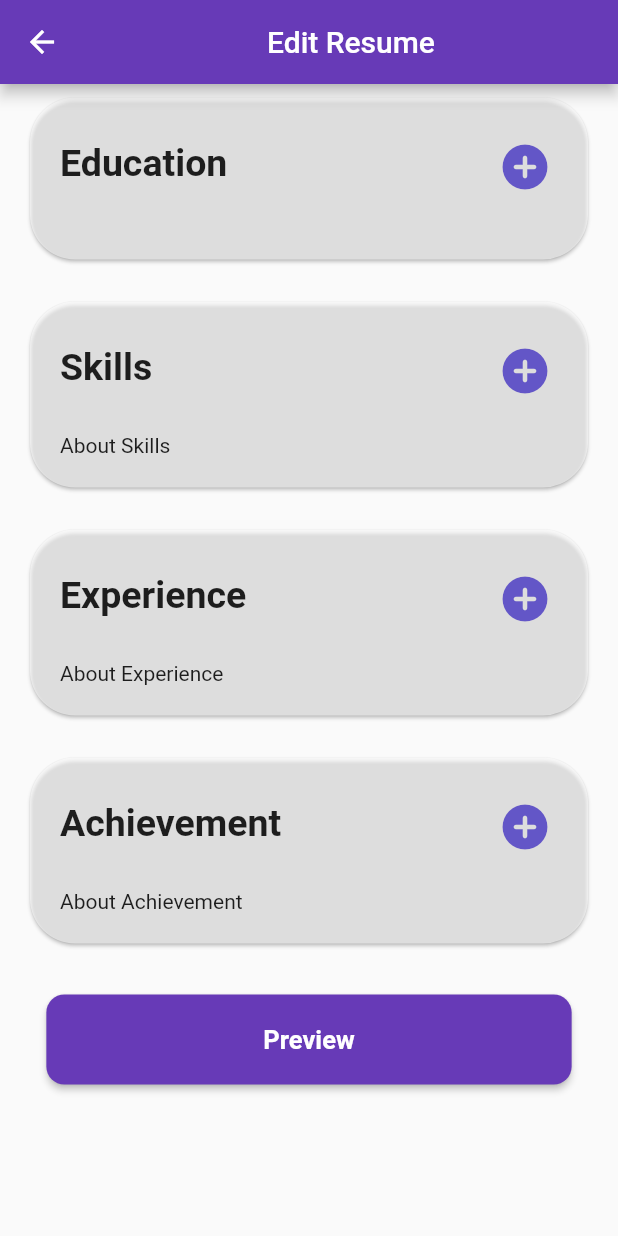
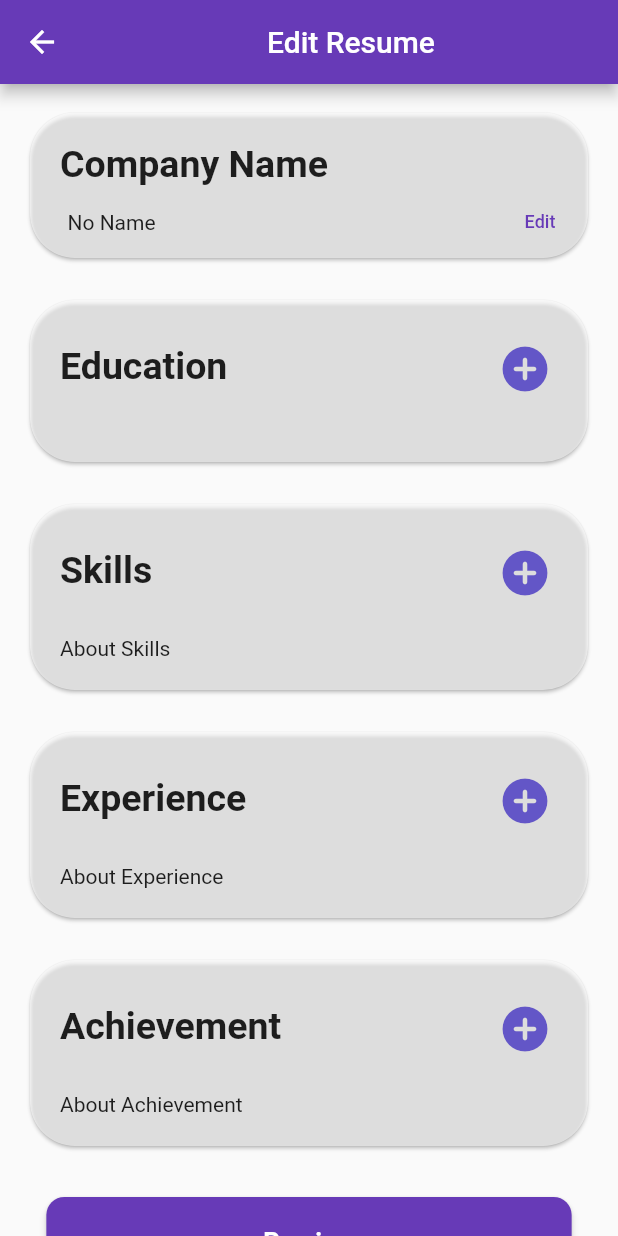
Before and after one commit to alvi-khan/Resume-Maker, a Flutter app: the screen it shows once a user with an empty profile is signed in, after a tap on the "add circle" icon, on a phone screen of 412 x 824 dp. Run offline on Flutter 3.47's test engine with Material 2 defaults, Android fonts, the phone set to English and light mode, and no system bars; our stand-ins replace cloud_firestore, firebase_auth, firebase_core, flutter_local_notifications, google_sign_in; missing offline and left inert: flutter_html_to_pdf; accounts and stored records are empty.

Commit message:
Delete Resume #3 and Display Company Name in Resume List #5

```diff
--- a/lib/components/edit_profile.dart
+++ b/lib/components/edit_profile.dart
@@ -12,6 +12,7 @@ class EditProfile extends StatefulWidget {
 class _EditProfileState extends State<EditProfile> {
   TextEditingController _nameController = TextEditingController();
   TextEditingController _mobileNumberController = TextEditingController();
+  TextEditingController _addressController = TextEditingController();
   TextEditingController _linkedinUrlController = TextEditingController();
   TextEditingController _experienceController = TextEditingController();
   TextEditingController _professionController = TextEditingController();
@@ -21,6 +22,7 @@ class _EditProfileState extends State<EditProfile> {
     if (doc == null) throw Exception("User Not Found!");
     _nameController.text = doc['name'];
     _mobileNumberController.text = doc['mobile'];
+    _addressController.text = doc['address'];
     _linkedinUrlController.text = doc['linkedinurl'];
     _experienceController.text = doc['experience'];
     _professionController.text = doc['profession'];
@@ -81,7 +83,7 @@ class _EditProfileState extends State<EditProfile> {
                     height: 26.0,
                   ),
                   TextField(
-                    controller: _linkedinUrlController,
+                    controller: _addressController,
                     decoration: const InputDecoration(
                       border: OutlineInputBorder(),
                       hintText: "Address",
@@ -129,6 +131,7 @@ class _EditProfileState extends State<EditProfile> {
                 Map<String, String> data = {
                   'name': _nameController.text,
                   'mobile': _mobileNumberController.text,
+                  'address': _addressController.text,
                   'linkedinurl': _linkedinUrlController.text,
                   'experience': _experienceController.text,
                   'profession': _professionController.text,
--- a/lib/components/edit_resume.dart
+++ b/lib/components/edit_resume.dart
@@ -1,7 +1,9 @@
 import 'package:cloud_firestore/cloud_firestore.dart';
 import 'package:flutter/material.dart';
+import 'package:the_pixel_pioneers/components/company_name.dart';
 import 'package:the_pixel_pioneers/components/education.dart';
 import 'package:the_pixel_pioneers/components/preview.dart';
+import 'package:the_pixel_pioneers/components/profile.dart';
 
 import '../services/database.dart';
 
@@ -16,14 +18,19 @@ class EditResume extends StatefulWidget {
 class _EditResumeState extends State<EditResume> {
 
   List<QueryDocumentSnapshot<Map<String, dynamic>>> educationData = <QueryDocumentSnapshot<Map<String, dynamic>>>[];
+  String companyNameData = "No Name";
 
   void getData() async {
     var results = await Database.getEducation(resumeID: widget.docID);
-    setState(() => this.educationData = results);
+    var results1 = await Database.getCompanyName(resumeID: widget.docID);
+    setState(() {
+      educationData = results;
+      companyNameData = results1;
+    });
   }
+
   @override
   void initState() {
-    print("HERE" + widget.docID!);
     getData();
     super.initState();
   }
@@ -33,13 +40,63 @@ class _EditResumeState extends State<EditResume> {
   Widget build(BuildContext context) {
     return Scaffold(
       appBar: AppBar(
-        title: Center(child: const Text('Edit Resume')),
+        title: const Center(child: Text('Edit Resume')),
+        leading: BackButton(
+          onPressed: () async {
+            Navigator.of(context).push(
+              MaterialPageRoute(builder: (context) => Profile()),
+            );
+          }
+        ),
       ),
       body: Padding(
         padding: const EdgeInsets.only(left: 16.0, right: 16.0, top: 5.0),
         child: SingleChildScrollView(
           child: Column(
             children: [
+              SizedBox(height: 10.0),
+              Card(
+                shape: RoundedRectangleBorder(
+                  borderRadius: BorderRadius.circular(30),
+                  //set border radius more than 50% of height and width to make circle
+                ),
+                color: Colors.white54,
+                child: Column(
+                  crossAxisAlignment: CrossAxisAlignment.start,
+                  children: [
+                    const Padding(
+                      padding: const EdgeInsets.only(left: 20, top: 20),
+                      child: Text(
+                        'Company Name',
+                        style: TextStyle(
+                            fontSize: 25, fontWeight: FontWeight.bold),
+                      ),
+                    ),
+                    Row(
+                      children: [
+                        Padding(
+                          padding: const EdgeInsets.only(left: 25.0),
+                          child: SizedBox(
+                              width: 250,
+                              child: Text(companyNameData)
+                          ),
+                        ),
+                        Spacer(),
+                        TextButton(
+                          child: const Text(
+                            "Edit",
+                            style: TextStyle(fontSize: 12),
+                          ),
+                          onPressed: () => Navigator.of(context).push(
+                            MaterialPageRoute(builder: (context) => Company_name(docID: widget.docID)),
+                          ).then((value) => getData()),
+                        )
+                      ],
+                    ),
+                  ],
+                ),
+              ),
+              SizedBox(height: 20.0),
               Card(
                 shape: RoundedRectangleBorder(
                   borderRadius: BorderRadius.circular(30),
@@ -51,7 +108,7 @@ class _EditResumeState extends State<EditResume> {
                   children: [
                     Row(
                       children: [
-                        Padding(
+                        const Padding(
                           padding: const EdgeInsets.only(left: 20),
                           child: Text(
                             'Education',
@@ -59,14 +116,14 @@ class _EditResumeState extends State<EditResume> {
                                 fontSize: 25, fontWeight: FontWeight.bold),
                           ),
                         ),
-                        Spacer(),
+                        const Spacer(),
                         Padding(
                           padding: const EdgeInsets.all(20.0),
                           child: IconButton(
                               onPressed: () => Navigator.of(context).push(
                                 MaterialPageRoute(builder: (context) => Education(resumeID: widget.docID)),
                               ).then((value) => getData()),
-                              icon: Icon(Icons.add_circle_rounded, color: Color(0xFF6356C7),
+                              icon: const Icon(Icons.add_circle_rounded, color: Color(0xFF6356C7),
                                 size: 36,
                               )
                           )
@@ -83,9 +140,9 @@ class _EditResumeState extends State<EditResume> {
                                   width: 250,
                                   child: Text(result.data()['Degree'])
                               ),
-                              Spacer(),
+                              const Spacer(),
                               TextButton(
-                                child: Text(
+                                child: const Text(
                                   "Edit",
                                   style: TextStyle(fontSize: 12),
                                 ),
@@ -115,7 +172,7 @@ class _EditResumeState extends State<EditResume> {
                   children: [
                     Row(
                       children: [
-                        Padding(
+                        const Padding(
                           padding: const EdgeInsets.only(left: 20),
                           child: Text(
                             'Skills',
@@ -123,12 +180,12 @@ class _EditResumeState extends State<EditResume> {
                                 fontSize: 25, fontWeight: FontWeight.bold),
                           ),
                         ),
-                        Spacer(),
+                        const Spacer(),
                         Padding(
                           padding: const EdgeInsets.all(20.0),
                           child: IconButton(
                               onPressed: () => {},
-                              icon: Icon(Icons.add_circle_rounded, color: Color(0xFF6356C7),
+                              icon: const Icon(Icons.add_circle_rounded, color: Color(0xFF6356C7),
                                 size: 36,
                               )
                           )
@@ -138,7 +195,7 @@ class _EditResumeState extends State<EditResume> {
                     Padding(
                       padding: const EdgeInsets.only(left: 20.0, bottom: 20.0),
                       child: Column(
-                        children: [
+                        children: const [
                           Text("About Skills"),
                         ],
                       ),
@@ -160,7 +217,7 @@ class _EditResumeState extends State<EditResume> {
                   children: [
                     Row(
                       children: [
-                        Padding(
+                        const Padding(
                           padding: const EdgeInsets.only(left: 20),
                           child: Text(
                             'Experience',
@@ -168,12 +225,12 @@ class _EditResumeState extends State<EditResume> {
                                 fontSize: 25, fontWeight: FontWeight.bold),
                           ),
                         ),
-                        Spacer(),
+                        const Spacer(),
                         Padding(
                           padding: const EdgeInsets.all(20.0),
                           child: IconButton(
                               onPressed: () => {},
-                              icon: Icon(Icons.add_circle_rounded, color: Color(0xFF6356C7),
+                              icon: const Icon(Icons.add_circle_rounded, color: Color(0xFF6356C7),
                                 size: 36,
                               )
                           )
@@ -183,7 +240,7 @@ class _EditResumeState extends State<EditResume> {
                     Padding(
                       padding: const EdgeInsets.only(left: 20.0, bottom: 20.0),
                       child: Column(
-                        children: [
+                        children: const [
                           Text("About Experience"),
                         ],
                       ),
@@ -205,7 +262,7 @@ class _EditResumeState extends State<EditResume> {
                   children: [
                     Row(
                       children: [
-                        Padding(
+                        const Padding(
                           padding: const EdgeInsets.only(left: 20),
                           child: Text(
                             'Achievement',
@@ -218,7 +275,7 @@ class _EditResumeState extends State<EditResume> {
                           padding: const EdgeInsets.all(20.0),
                           child: IconButton(
                               onPressed: () => {},
-                              icon: Icon(Icons.add_circle_rounded, color: Color(0xFF6356C7),
+                              icon: const Icon(Icons.add_circle_rounded, color: Color(0xFF6356C7),
                                 size: 36,
                               )
                           )
@@ -228,7 +285,7 @@ class _EditResumeState extends State<EditResume> {
                     Padding(
                       padding: const EdgeInsets.only(left: 20.0, bottom: 20.0),
                       child: Column(
-                        children: [
+                        children: const [
                           Text("About Achievement"),
                         ],
                       ),
@@ -249,7 +306,7 @@ class _EditResumeState extends State<EditResume> {
                   onPressed: () => Navigator.of(context).push(
                     MaterialPageRoute(builder: (context) => Preview()),
                   ),
-                  child: Text(
+                  child: const Text(
                     'Preview',
                     style: TextStyle(
                         color: Colors.white,
@@ -269,33 +326,3 @@ class _EditResumeState extends State<EditResume> {
     );
   }
 }
-
-
-
-
-
-
-
-// const SizedBox(
-// height: 50.0,
-// ),
-// Container(
-// width: 150.0,
-// child: RawMaterialButton(
-//
-// fillColor: const Color(0xFF0069FE),
-// elevation: 0.0,
-// padding: const EdgeInsets.symmetric(vertical: 20.0),
-// shape: RoundedRectangleBorder(
-// borderRadius: BorderRadius.circular(12.0)
-// ),
-// onPressed: () {
-//
-// },
-// child: const Text("Add Section",
-// style: TextStyle(
-// color: Colors.white,
-// fontSize: 18.0,
-// )),
-// ),
-// )
--- a/lib/components/profile.dart
+++ b/lib/components/profile.dart
@@ -33,8 +33,9 @@ class _ProfileState extends State<Profile> {
   Widget build(BuildContext context) {
     return Scaffold(
         appBar: AppBar(
-            title: Text("Resume Maker"),
-          actions: [IconButton(onPressed: () => Authentication.auth.signOut(), icon: Icon(Icons.logout_rounded))],
+            title: const Text("Resume Maker"),
+            automaticallyImplyLeading: false,
+            actions: [IconButton(onPressed: () => Authentication.auth.signOut(), icon: Icon(Icons.logout_rounded))],
         ),
         body:Column(
           children: [
@@ -56,7 +57,7 @@ class Resumes extends StatelessWidget {
   Widget build(BuildContext context) {
     return Expanded(
       child: Container(
-        decoration: BoxDecoration(
+        decoration: const BoxDecoration(
           borderRadius: BorderRadius.vertical(top: Radius.circular(26), bottom: Radius.zero),
           color: Color(0xFFD9D9D9),
         ),
@@ -67,8 +68,8 @@ class Resumes extends StatelessWidget {
               children: [
                 Row(
                   children: [
-                    Text("My Resumes", style: TextStyle(fontSize: 24)),
-                    Spacer(),
+                    const Text("My Resumes", style: TextStyle(fontSize: 24)),
+                    const Spacer(),
                     IconButton(
                         onPressed: () async {
                           String id = await Database.createResume();
@@ -76,27 +77,27 @@ class Resumes extends StatelessWidget {
                             MaterialPageRoute(builder: (context) => EditResume(docID: id)),
                           ).then((value) => onChange());
                         },
-                        icon: Icon(Icons.add_circle_rounded, color: Color(0xFF6356C7),
+                        icon: const Icon(Icons.add_circle_rounded, color: Color(0xFF6356C7),
                           size: 36,
                         )
                     )
                   ],
                 ),
-                SizedBox(height: 16),
+                const SizedBox(height: 16),
                 ...resumes.map((e) => Container(
-                  margin: EdgeInsets.symmetric(vertical: 10),
+                  margin: const EdgeInsets.symmetric(vertical: 10),
                   decoration: BoxDecoration(
                     borderRadius: BorderRadius.circular(8),
                     color: Colors.white,
                   ),
-                  padding: EdgeInsets.all(16),
+                  padding: const EdgeInsets.all(16),
                   child: Row(
                     children: [
                       Text(
-                        "Optimizely",
-                          style: TextStyle(fontSize: 16)
+                          e.data()['company_name'],
+                          style: const TextStyle(fontSize: 16),
                       ),
-                      Spacer(),
+                      const Spacer(),
                       IconButton(
                           onPressed: () async => await showModalBottomSheet(
                           context: context,
@@ -105,7 +106,7 @@ class Resumes extends StatelessWidget {
                           ),
                           builder: (BuildContext context) => Modal(resumeID: e.id)
                       ),
-                          icon: Icon(Icons.menu))
+                          icon: const Icon(Icons.menu))
                     ],
                   ),
                 )).toList(),
@@ -140,9 +141,9 @@ class Modal extends StatelessWidget {
                 onPressed: () => Navigator.of(context).push(
                   MaterialPageRoute(builder: (context) => Preview()),
                 ),
-                child: Text("Preview Resume"),
+                child: const Text("Preview Resume"),
                 style: TextButton.styleFrom(
-                  backgroundColor: Color(0xFF27AE60),
+                  backgroundColor: const Color(0xFF27AE60),
                   foregroundColor: Colors.white,
                   shape: RoundedRectangleBorder(
                     borderRadius: BorderRadius.circular(16),
@@ -150,7 +151,7 @@ class Modal extends StatelessWidget {
                 ),
             ),
           ),
-          SizedBox(height: 20),
+          const SizedBox(height: 20),
           SizedBox(
             width: 300,
             height: 50,
@@ -158,9 +159,9 @@ class Modal extends StatelessWidget {
                 onPressed: () => Navigator.of(context).push(
                   MaterialPageRoute(builder: (context) => EditResume(docID: resumeID)),
                 ),
-                child: Text("Edit Resume"),
+                child: const Text("Edit Resume"),
               style: TextButton.styleFrom(
-                  backgroundColor: Color(0xFF2F80ED),
+                  backgroundColor: const Color(0xFF2F80ED),
                   foregroundColor: Colors.white,
                   shape: RoundedRectangleBorder(
                     borderRadius: BorderRadius.circular(16),
@@ -168,15 +169,20 @@ class Modal extends StatelessWidget {
               ),
             ),
           ),
-          SizedBox(height: 20),
+          const SizedBox(height: 20),
           SizedBox(
             width: 300,
             height: 50,
             child: TextButton(
-                onPressed: () => {},
-                child: Text("Delete Resume"),
-              style: TextButton.styleFrom(
-                  backgroundColor: Color(0xFFEB5757),
+                onPressed: () async {
+                  Database.deleteResume(resumeID);
+                  Navigator.of(context).push(
+                    MaterialPageRoute(builder: (context) => Profile()),
+                  );
+                },
+                child: const Text("Delete Resume"),
+                style: TextButton.styleFrom(
+                  backgroundColor: const Color(0xFFEB5757),
                   foregroundColor: Colors.white,
                   shape: RoundedRectangleBorder(
                     borderRadius: BorderRadius.circular(16),
@@ -227,21 +233,21 @@ class _ProfileSectionState extends State<ProfileSection> {
       child: Row(
         mainAxisSize: MainAxisSize.max,
         children: [
-          Image(image: AssetImage("assets/images/placeholder.png"), width: 150),
-          Spacer(),
+          const Image(image: AssetImage("assets/images/placeholder.png"), width: 150),
+          const Spacer(),
           Column(
             mainAxisSize: MainAxisSize.min,
             children: [
               Padding(
                 padding: const EdgeInsets.all(8.0),
-                child: Text(name, style: TextStyle(fontWeight: FontWeight.w700, fontSize: 24)),
+                child: Text(name, style: const TextStyle(fontWeight: FontWeight.w700, fontSize: 24)),
               ),
-              Text(profession, style: TextStyle(fontSize: 12), textAlign: TextAlign.right),
+              Text(profession, style: const TextStyle(fontSize: 12), textAlign: TextAlign.right),
               TextButton(
                   onPressed: () => Navigator.of(context).push(
                       MaterialPageRoute(builder: (context) => EditProfile()),
                   ).then((value) => getData()),
-                  child: Text("Edit Profile"),
+                  child: const Text("Edit Profile"),
                   style: TextButton.styleFrom(
                     backgroundColor: Colors.deepPurple.shade400,
                     foregroundColor: Colors.white,
--- a/lib/services/database.dart
+++ b/lib/services/database.dart
@@ -23,9 +23,25 @@ class Database {
     return result;
   }
 
+  // static Future<DocumentSnapshot<Map<String, dynamic>>> getCompanyNameDoc({required String resumeID}) async {
+  //   var result = await db.collection("resumes").doc(resumeID).get();
+  //   return result;
+  // }
+
+  static Future<String> getCompanyNameDoc({required String resumeID}) async {
+    var result = await db.collection("resumes").doc(resumeID).get();
+    String companyName = result.data()!["company_name"];
+
+    if(companyName == "No Name"){
+      return "";
+    }
+    else{
+      return companyName;
+    }
+  }
+
   static Future<List<QueryDocumentSnapshot<Map<String, dynamic>>>>
       getEducation({String? resumeID}) async {
-    print(resumeID);
     if (resumeID != null) {
       var resume = await db.collection("resumes").doc(resumeID).get();
       List<String> docs = List<String>.from(resume.data()!["education"] as List);
@@ -38,6 +54,31 @@ class Database {
         .where("uid", isEqualTo: user!.uid)
         .get();
     return results.docs;
+  }
+
+  static Future<String> getCompanyName({String? resumeID}) async {
+    if (resumeID != null) {
+      var resume = await db.collection("resumes").doc(resumeID).get();
+      String docs = resume.data()!["company_name"];
+
+      if(docs == "No Name"){
+        return "No Name";
+      }
+      else{
+        return docs;
+      }
+
+      // var doc = await db.collection("resumes").doc(resumeID).get();
+      // if(doc.exists){
+      //   Map<String, dynamic>? map = doc.data();
+      //   if(map!.containsKey('company_name')){// Replace field by the field you want to check.
+      //     print("ASE");
+      //   }
+      // }
+    }
+    else{
+      return "NULL";
+    }
   }
 
   static Future<List<QueryDocumentSnapshot<Map<String, dynamic>>>>
@@ -85,6 +126,13 @@ class Database {
     return true;
   }
 
+
+  static Future<bool> setCompanyName(data, String? docID, {String? resumeID}) async {
+    db.collection("resumes").doc(resumeID).update({"company_name": data["company_name"]});
+    return true;
+  }
+
+
   static Future<bool> setExperience(data) async {
     User? user = Authentication.auth.currentUser;
     QuerySnapshot<Map<String, dynamic>> docs = await db.collection("experience").where("uid", isEqualTo: user!.uid).limit(1).get();
@@ -126,7 +174,12 @@ class Database {
     DocumentReference<Map<String, dynamic>> resume = await db.collection("resumes").add({
       "uid": user!.uid,
       "education": ids,
+      "company_name": "No Name",
     });
     return resume.id;
   }
+
+  static void deleteResume(String? resumeID) async {
+    await db.collection("resumes").doc(resumeID).delete();
+  }
 }
--- a/pubspec.yaml
+++ b/pubspec.yaml
@@ -50,6 +50,7 @@ dependencies:
   flutter_html_to_pdf: ^0.7.0
   path_provider: ^2.0.13
   flutter_local_notifications: ^13.0.0
+  pdfx: ^2.3.0
 
 dev_dependencies:
   flutter_test:
```
Also changed, not shown: lib/components/company_name.dart (added, +108 -0 lines), lib/components/preview.dart (+4 -4 lines), pubspec.lock.
